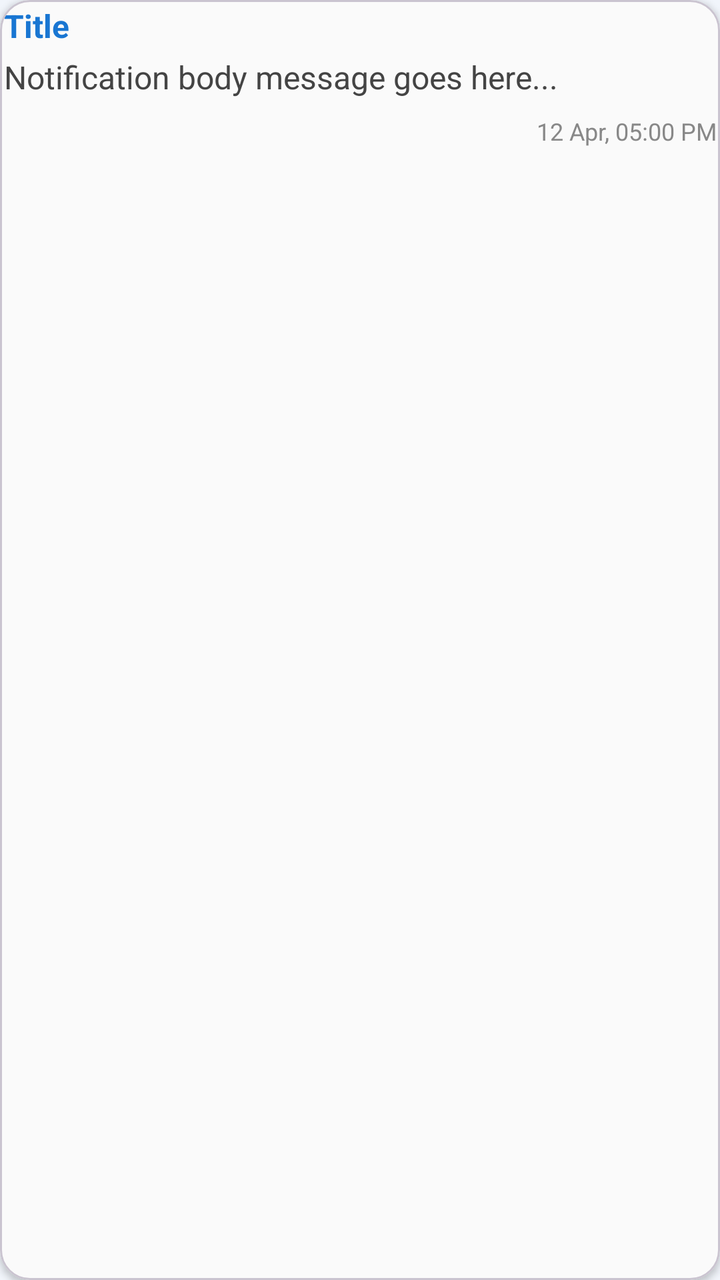
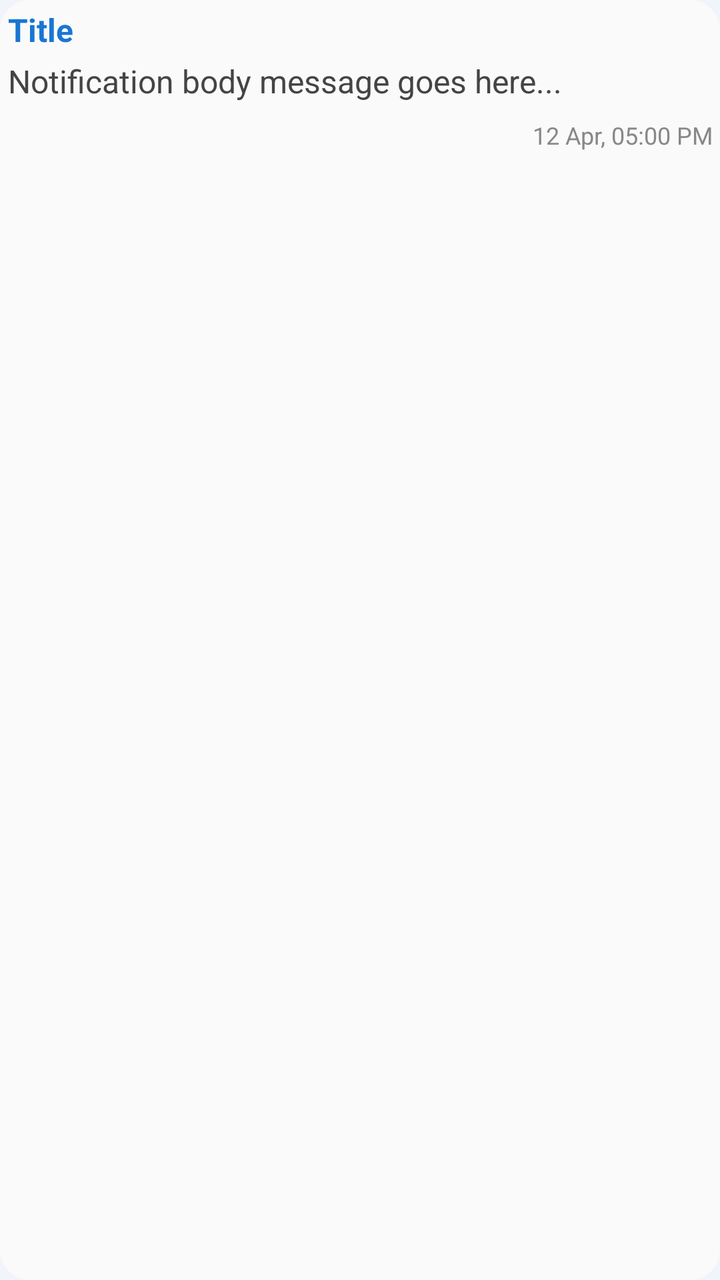

Before-and-after screenshots of an Android layout around one commit, followed by the original layout XML and the change that was made.
<!-- AndroidManifest.xml: application theme Theme.Urbanfix -->
<!-- res/layout/item_notification.xml -->
<?xml version="1.0" encoding="utf-8"?>
<com.google.android.material.card.MaterialCardView
    xmlns:android="http://schemas.android.com/apk/res/android"
    xmlns:app="http://schemas.android.com/apk/res-auto"
    android:layout_width="match_parent"
    android:layout_height="wrap_content"
    android:layout_margin="2dp"
    app:cardCornerRadius="15dp"
    app:cardElevation="2dp">

    <LinearLayout
        android:layout_width="match_parent"
        android:layout_height="wrap_content"
        android:orientation="vertical"
        android:padding="2dp">

        <TextView
            android:id="@+id/tvNotificationTitle"
            android:layout_width="match_parent"
            android:layout_height="wrap_content"
            android:text="Title"
            android:textStyle="bold"
            android:textColor="@color/blue_main"
            android:textSize="16sp" />

        <TextView
            android:id="@+id/tvNotificationBody"
            android:layout_width="match_parent"
            android:layout_height="wrap_content"
            android:layout_marginTop="4dp"
            android:text="Notification body message goes here..."
            android:textColor="#444444" />

        <TextView
            android:id="@+id/tvNotificationTime"
            android:layout_width="match_parent"
            android:layout_height="wrap_content"
            android:layout_marginTop="8dp"
            android:gravity="end"
            android:text="12 Apr, 05:00 PM"
            android:textSize="12sp"
            android:textColor="#888888" />
    </LinearLayout>
</com.google.android.material.card.MaterialCardView>
<!-- resources referenced by this layout -->
<resources>
  <color name="blue_main">#1976D2</color>
  <style name="Theme.Urbanfix" parent="Base.Theme.Urbanfix" />
  <style name="Base.Theme.Urbanfix" parent="Theme.Material3.DayNight.NoActionBar">
          <item name="colorPrimary">#1976D2</item>
          <item name="colorOnPrimary">#FFFFFF</item>
          <item name="colorSecondary">#42A5F5</item>
          <item name="colorOnSecondary">#FFFFFF</item>
  
          <item name="android:statusBarColor">#1976D2</item>
          <item name="android:windowLightStatusBar">false</item>
  
          <item name="android:windowBackground">@color/google_lavender_blue</item>
          <item name="colorSurface">@color/dark_white_card</item>
          <item name="colorOnSurface">#212121</item>
          <item name="colorSurfaceVariant">#ECEFF1</item>
  
          <item name="elevationOverlayEnabled">false</item>
  
          <item name="android:textSize">16sp</item>
      </style>
  <color name="google_lavender_blue">#F1F5FB</color>
  <color name="dark_white_card">#FAFAFA</color>
</resources>

<!-- the commit's change to res/layout/item_notification.xml (unified diff, before → after) -->
@@ -4,15 +4,16 @@
     xmlns:app="http://schemas.android.com/apk/res-auto"
     android:layout_width="match_parent"
     android:layout_height="wrap_content"
-    android:layout_margin="2dp"
-    app:cardCornerRadius="15dp"
-    app:cardElevation="2dp">
+    android:layout_marginTop="2dp"
+    app:cardElevation="0dp"
+    app:strokeWidth="0dp"
+    app:cardCornerRadius="15dp">
 
     <LinearLayout
         android:layout_width="match_parent"
         android:layout_height="wrap_content"
         android:orientation="vertical"
-        android:padding="2dp">
+        android:padding="4dp">
 
         <TextView
             android:id="@+id/tvNotificationTitle"
